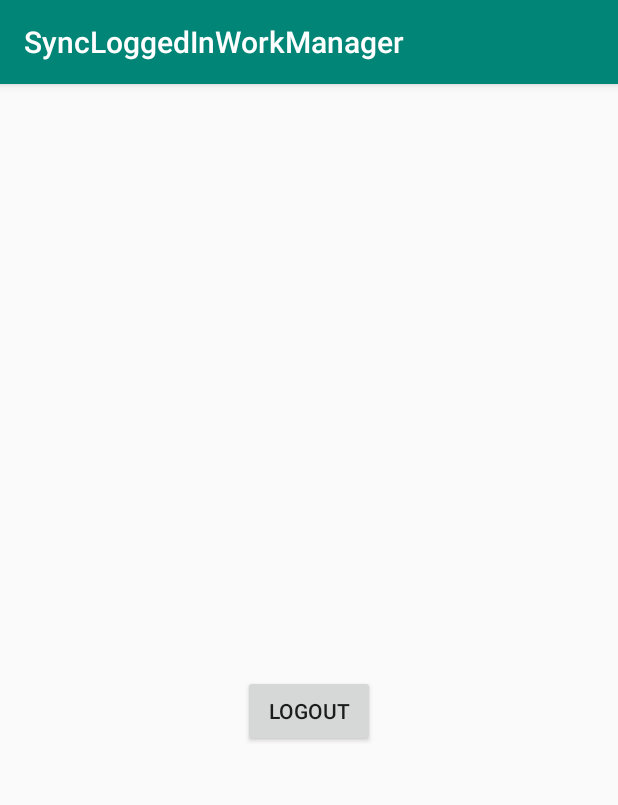
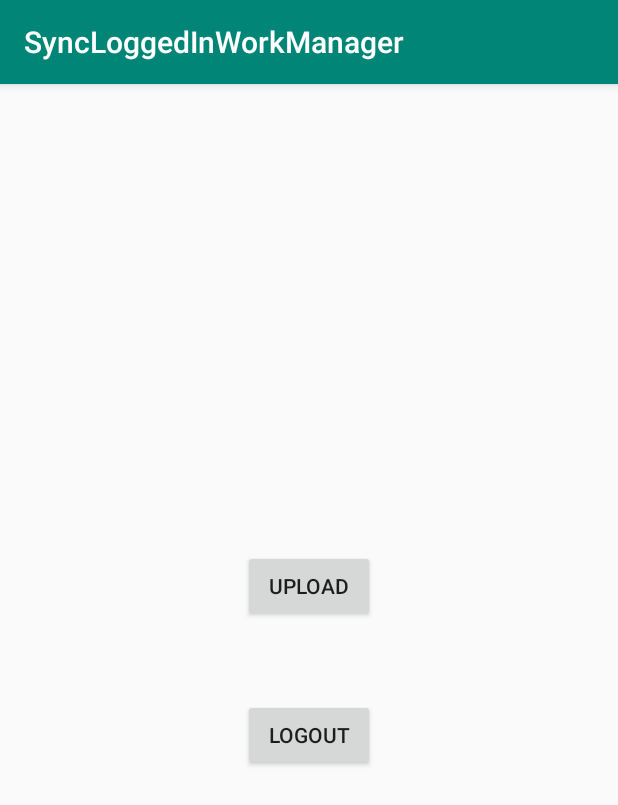
Before and after one commit to ExpensiveBelly/SyncLoggedInWorkManager, an Android app: the MainActivity screen opened directly, with no data from a screen before it, on a phone screen of 412 x 824 dp. Shown: the top 805 px of the screen. Run offline under Robolectric (Android 15) with nearby library versions, the phone set to English and light mode, and no system bars.

Commit message:
Usage of WorkManager to only undergo a task if user is logged in
Findings:
- Killing the app will stop the Worker
- Job will be resumed when constraints are met

```diff
--- a/app/build.gradle
+++ b/app/build.gradle
@@ -35,6 +35,7 @@ dependencies {
     implementation 'androidx.constraintlayout:constraintlayout:1.1.3'
     implementation 'androidx.lifecycle:lifecycle-extensions:2.0.0'
     implementation "org.jetbrains.anko:anko-commons:$anko_version"
+    implementation "org.jetbrains.anko:anko-design:$anko_version" // For SnackBars
 
     // Kotlin + coroutines
     implementation "androidx.work:work-runtime-ktx:$work_version"
--- a/app/src/main/java/com/expensivebelly/syncloggedinworkmanager/App.kt
+++ b/app/src/main/java/com/expensivebelly/syncloggedinworkmanager/App.kt
@@ -17,4 +17,4 @@ class App : Application() {
 }
 
 val Context.applicationComponent
-    get() = (this as App).applicationComponent
+    get() = (this.applicationContext as App).applicationComponent
--- a/app/src/main/java/com/expensivebelly/syncloggedinworkmanager/ui/login/LoginActivity.kt
+++ b/app/src/main/java/com/expensivebelly/syncloggedinworkmanager/ui/login/LoginActivity.kt
@@ -31,7 +31,7 @@ class LoginActivity : AppCompatActivity() {
         val login = findViewById<Button>(R.id.login)
         val loading = findViewById<ProgressBar>(R.id.loading)
 
-        loginViewModel = ViewModelProviders.of(this, LoginViewModelFactory())
+        loginViewModel = ViewModelProviders.of(this, LoginViewModelFactory(applicationContext))
             .get(LoginViewModel::class.java)
 
         loginViewModel.loginFormState.observe(this@LoginActivity, Observer {
--- a/app/src/main/java/com/expensivebelly/syncloggedinworkmanager/ui/login/MainActivity.kt
+++ b/app/src/main/java/com/expensivebelly/syncloggedinworkmanager/ui/login/MainActivity.kt
@@ -4,18 +4,47 @@ import android.app.Activity
 import android.content.Intent
 import android.os.Bundle
 import androidx.appcompat.app.AppCompatActivity
+import androidx.work.Constraints
+import androidx.work.NetworkType
+import androidx.work.OneTimeWorkRequestBuilder
+import androidx.work.WorkManager
 import com.expensivebelly.syncloggedinworkmanager.R
 import com.expensivebelly.syncloggedinworkmanager.applicationComponent
+import com.expensivebelly.syncloggedinworkmanager.data.UploadWorker
 import kotlinx.android.synthetic.main.activity_main.*
-import org.jetbrains.anko.clearTop
+import org.jetbrains.anko.clearTask
 import org.jetbrains.anko.intentFor
-import org.jetbrains.anko.singleTop
+import org.jetbrains.anko.longToast
+import org.jetbrains.anko.newTask
 
 class MainActivity : AppCompatActivity() {
 
+    override fun onCreate(savedInstanceState: Bundle?) {
+        super.onCreate(savedInstanceState)
+        setContentView(R.layout.activity_main)
+
+        textview_message.text = intent.getStringExtra(KEY_DISPLAY_NAME)
+
+        button_logout.setOnClickListener {
+            applicationComponent?.loginRepository()?.logout()
+            WorkManager.getInstance().cancelAllWorkByTag(TAG_UPLOAD)
+            startActivity(intentFor<LoginActivity>().newTask().clearTask())
+        }
+
+        button_upload.setOnClickListener {
+            val oneTimeWorkRequest = OneTimeWorkRequestBuilder<UploadWorker>()
+                .addTag(TAG_UPLOAD)
+                .setConstraints(
+                    Constraints.Builder().setRequiredNetworkType(NetworkType.CONNECTED).build()
+                ).build()
+            WorkManager.getInstance().enqueue(oneTimeWorkRequest)
+            longToast("Upload scheduled...")
+        }
+    }
+
     companion object {
-
         private const val KEY_DISPLAY_NAME = "KEY_DISPLAY_NAME"
+        private const val TAG_UPLOAD = "TAG_UPLOAD"
 
         fun start(activity: Activity, displayMessage: String) =
             activity.startActivity(
@@ -25,16 +54,4 @@ class MainActivity : AppCompatActivity() {
                 )
             )
     }
-
-    override fun onCreate(savedInstanceState: Bundle?) {
-        super.onCreate(savedInstanceState)
-        setContentView(R.layout.activity_main)
-
-        textview_message.text = intent.getStringExtra(KEY_DISPLAY_NAME)
-
-        button_logout.setOnClickListener {
-            applicationComponent?.loginRepository()?.logout()
-            startActivity(intentFor<MainActivity>().singleTop().clearTop())
-        }
-    }
 }
--- a/app/src/main/res/layout/activity_main.xml
+++ b/app/src/main/res/layout/activity_main.xml
@@ -14,8 +14,18 @@
             app:layout_constraintStart_toStartOf="parent"
             android:layout_width="wrap_content"
             android:layout_height="wrap_content"
+            android:padding="@dimen/activity_vertical_margin"
             app:layout_constraintVertical_chainStyle="spread"
             tools:text="My message"/>
+
+    <Button
+            android:text="Upload"
+            android:id="@+id/button_upload"
+            app:layout_constraintBottom_toTopOf="@id/textview_message"
+            app:layout_constraintEnd_toEndOf="parent"
+            android:layout_width="wrap_content"
+            app:layout_constraintStart_toStartOf="parent"
+            android:layout_height="wrap_content"/>
 
     <Button
             android:id="@+id/button_logout"
```
Also changed, not shown: app/src/main/java/com/expensivebelly/syncloggedinworkmanager/data/UploadWorker.kt (+12 -4 lines), app/src/main/java/com/expensivebelly/syncloggedinworkmanager/ui/login/LoginViewModelFactory.kt (+4 -6 lines).
